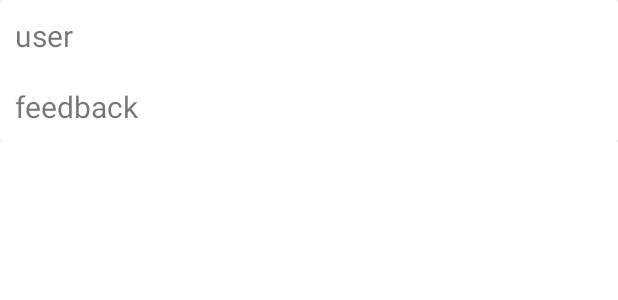
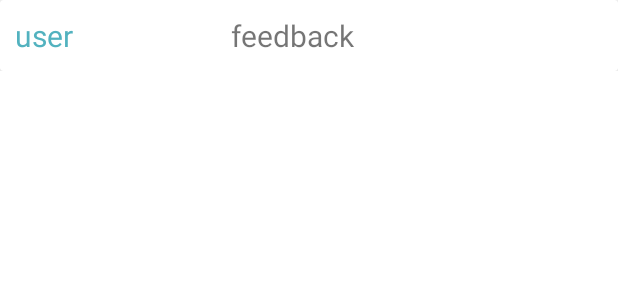
Before and after one commit to dev-otee/conveve, an Android app: the layout feedback_card_view.xml on its own in the app's theme, with its tools: preview values and no code run, on a phone screen of 412 x 824 dp. Shown: the top 300 px of the screen. Run offline under Robolectric (Android 15) with nearby library versions, the phone set to English and light mode, and no system bars; Roboto replaces fonts that are not available here.

```diff
--- a/app/src/main/res/layout/activity_per_event_feedback.xml
+++ b/app/src/main/res/layout/activity_per_event_feedback.xml
@@ -14,9 +14,10 @@
 
 
     <LinearLayout
-        android:layout_width="wrap_content"
+        android:layout_width="match_parent"
         android:layout_height="wrap_content"
         android:layout_marginTop="20dp"
+        android:padding="10dp"
         android:orientation="vertical">
 
         <TextView
@@ -28,7 +29,7 @@
             android:fontFamily="@font/alegreya_sc_bold_italic"/>
 
         <androidx.recyclerview.widget.RecyclerView
-            android:layout_width="wrap_content"
+            android:layout_width="match_parent"
             android:layout_height="wrap_content"
             android:layout_gravity="center"
             android:id="@+id/feedbackRV"
--- a/app/src/main/res/layout/feedback_card_view.xml
+++ b/app/src/main/res/layout/feedback_card_view.xml
@@ -15,30 +15,32 @@
                 android:layout_width="match_parent"
                 android:layout_height="wrap_content"
                 android:layout_gravity="center_vertical"
-                android:layout_weight="4"
-                android:orientation="vertical">
+                android:orientation="horizontal">
 
                 <TextView
                     android:id="@+id/feedbackUser"
-                    android:layout_width="match_parent"
+                    android:layout_width="0dp"
                     android:layout_height="match_parent"
                     android:layout_margin="10dp"
                     android:fontFamily="@font/alegreya_sc_italic"
-                    android:ellipsize="end"
+                    android:textColor="#52B2BF"
+                    android:layout_weight="2"
                     android:text="user"
                     android:textSize="20sp" />
+
                 <TextView
                     android:id="@+id/feedbackresponse"
-                    android:layout_width="match_parent"
+                    android:layout_width="0dp"
                     android:layout_height="match_parent"
                     android:layout_margin="10dp"
                     android:fontFamily="@font/alegreya"
-                    android:ellipsize="end"
+                    android:layout_weight="4"
                     android:text="feedback"
                     android:textSize="20sp" />
 
 
-        </LinearLayout>
+
+            </LinearLayout>
     </androidx.cardview.widget.CardView>
 
 
```
Also changed, not shown: app/src/main/java/com/test/coneve/OrganizerActivity.java (+17 -2 lines), app/src/main/java/com/test/coneve/PerEventView.java (+25 -19 lines).
